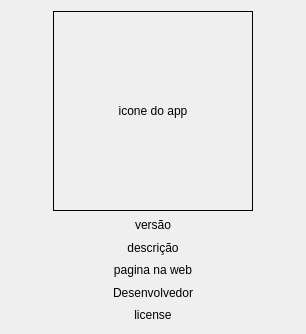
Above: zapzap/view/settings_about.ui from rafatosta/zapzap before the change. Below: the same form after it.
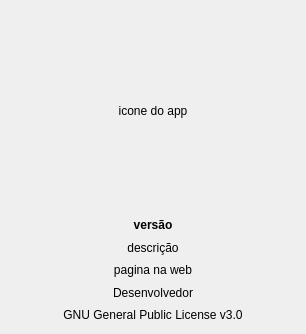
That is the form after the change.

Commit message: About Panel

Diff of the .ui file:
```diff
--- a/zapzap/view/settings_about.ui
+++ b/zapzap/view/settings_about.ui
@@ -16,6 +16,9 @@
   <layout class="QVBoxLayout" name="verticalLayout">
    <item>
     <layout class="QHBoxLayout" name="horizontalLayout">
+     <property name="spacing">
+      <number>0</number>
+     </property>
      <item>
       <spacer name="horizontalSpacer">
        <property name="orientation">
@@ -50,7 +53,7 @@
         </size>
        </property>
        <property name="frameShape">
-        <enum>QFrame::Box</enum>
+        <enum>QFrame::NoFrame</enum>
        </property>
        <property name="text">
         <string>icone do app</string>
@@ -80,6 +83,11 @@
    </item>
    <item>
     <widget class="QLabel" name="version">
+     <property name="font">
+      <font>
+       <bold>true</bold>
+      </font>
+     </property>
      <property name="text">
       <string>versão</string>
      </property>
@@ -121,7 +129,7 @@
    <item>
     <widget class="QLabel" name="license">
      <property name="text">
-      <string>license</string>
+      <string>GNU General Public License v3.0</string>
      </property>
      <property name="alignment">
       <set>Qt::AlignCenter</set>
```
Left out of the diff: 10 changed lines with no effect on the pictures. The commit also changes 3 other files.
